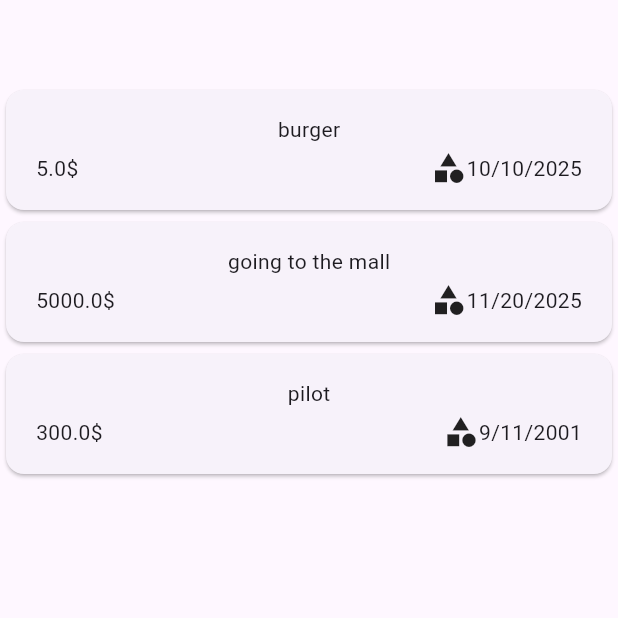
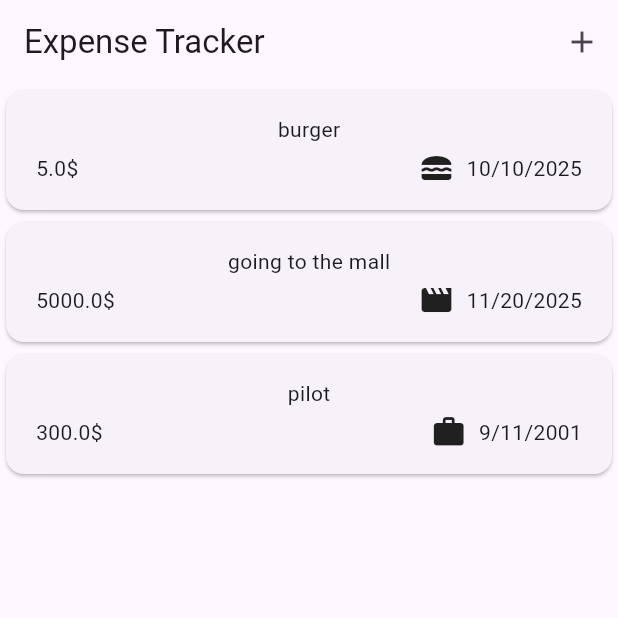
Before and after one commit to Mohammad-Shokor/ExpensesApp, a Flutter app: the screen it shows after launch, on a phone screen of 412 x 824 dp, the top half of it. Run offline on Flutter 3.47's test engine with Material 3 defaults, Android fonts, the phone set to English and light mode, and no system bars.

```diff
--- a/lib/expenses_app.dart
+++ b/lib/expenses_app.dart
@@ -1,3 +1,4 @@
+import 'package:expenses_tracker/models/new_expense.dart';
 import 'package:expenses_tracker/widgets/expenseslist.dart';
 import 'package:flutter/material.dart';
 
@@ -31,8 +32,30 @@ class _ExpensesAppState extends State<ExpensesApp> {
       amount: 300,
     ),
   ];
+
+  void _openAddExpenseOverlay() {
+    showModalBottomSheet(
+      context: context,
+      builder: (ctx) => NewExpense(),
+      isScrollControlled: true,
+    );
+  }
+
   @override
   Widget build(BuildContext context) {
-    return Expenseslist(expensesList: _registeredExpensesList);
+    return Scaffold(
+      appBar: AppBar(
+        title: Text("Expense Tracker"),
+        actions: [
+          IconButton(
+            onPressed: () {
+              _openAddExpenseOverlay();
+            },
+            icon: Icon(Icons.add),
+          ),
+        ],
+      ),
+      body: Expenseslist(expensesList: _registeredExpensesList),
+    );
   }
 }
--- a/lib/main.dart
+++ b/lib/main.dart
@@ -2,16 +2,5 @@ import 'package:expenses_tracker/expenses_app.dart';
 import 'package:flutter/material.dart';
 
 void main() {
-  runApp(const MainApp());
+  runApp(MaterialApp(debugShowCheckedModeBanner: false, home: ExpensesApp()));
 }
-
-class MainApp extends StatelessWidget {
-  const MainApp({super.key});
-
-  @override
-  Widget build(BuildContext context) {
-    return MaterialApp(
-      home: Scaffold(appBar: AppBar(), body: ExpensesApp()),
-    );
-  }
-}
--- a/lib/models/expense.dart
+++ b/lib/models/expense.dart
@@ -1,3 +1,4 @@
+import 'package:flutter/material.dart';
 import 'package:intl/intl.dart';
 import 'package:uuid/uuid.dart';
 
@@ -18,4 +19,11 @@ class Expense {
   }
 }
 
+const categoryIcon = {
+  Category.food: Icons.lunch_dining,
+  Category.travel: Icons.flight_takeoff,
+  Category.leisure: Icons.movie,
+  Category.work: Icons.work,
+};
+
 enum Category { food, work, leisure, travel }
--- a/lib/widgets/expenses_item.dart
+++ b/lib/widgets/expenses_item.dart
@@ -20,7 +20,11 @@ class ExpensesItem extends StatelessWidget {
                 Text("${expense.amount}\$"),
                 Spacer(),
                 Row(
-                  children: [Icon(Icons.category), Text(expense.formattedDate)],
+                  children: [
+                    Icon(categoryIcon[expense.category]),
+                    SizedBox(width: 8),
+                    Text(expense.formattedDate),
+                  ],
                 ),
               ],
             ),
```
Also changed, not shown: lib/models/new_expense.dart (added, +67 -0 lines).
